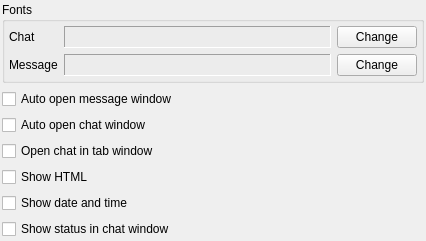
Old version of the form Vacuum/trunk/src/plugins/Messenger/messengeroptions.ui in the repository vacuum-im/vacuum-im.
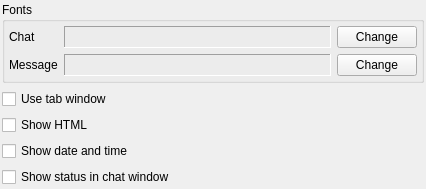
New version of the form.

The edit to the form file:
```diff
--- a/Vacuum/trunk/src/plugins/Messenger/messengeroptions.ui
+++ b/Vacuum/trunk/src/plugins/Messenger/messengeroptions.ui
@@ -6,7 +6,7 @@
     <x>0</x>
     <y>0</y>
     <width>426</width>
-    <height>224</height>
+    <height>184</height>
    </rect>
   </property>
   <property name="windowTitle" >
@@ -115,21 +115,7 @@
    <item>
     <widget class="QCheckBox" name="chbOpenMessageWindow" >
      <property name="text" >
-      <string>Auto open message window</string>
-     </property>
-    </widget>
-   </item>
-   <item>
-    <widget class="QCheckBox" name="chbOpenChatWindow" >
-     <property name="text" >
-      <string>Auto open chat window</string>
-     </property>
-    </widget>
-   </item>
-   <item>
-    <widget class="QCheckBox" name="chbOpenChatInTab" >
-     <property name="text" >
-      <string>Open chat in tab window</string>
+      <string>Use tab window</string>
      </property>
     </widget>
    </item>
```
Left out of the diff: 24 changed lines with no effect on the pictures.
